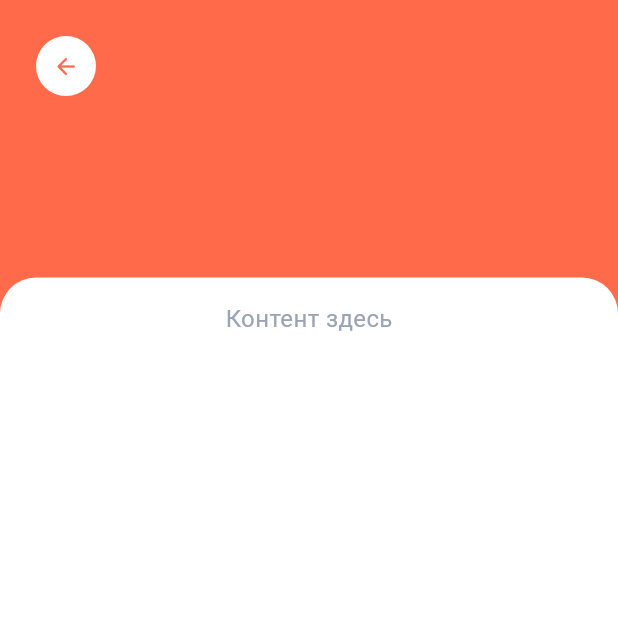
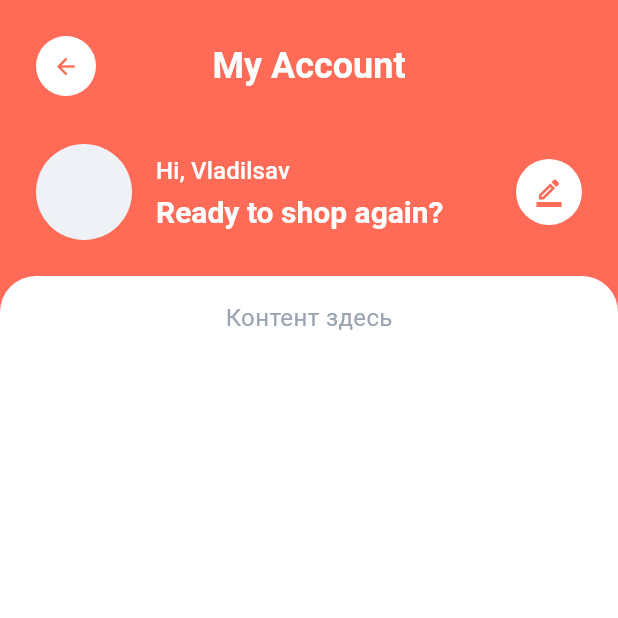
Before and after one commit to VladIsLuv-N/ecommerce-apple-tech, a Flutter app: the ProfilePage screen opened directly, on a phone screen of 412 x 824 dp, the top half of it. Run offline on Flutter 3.47's test engine with Material 3 defaults, Android fonts, the phone set to English and light mode, and no system bars; our stand-ins replace cached_network_image, cloud_firestore, firebase_auth, firebase_core, flutter_bloc, flutter_svg and 3 more; accounts and stored records are empty.

Commit message:
profile:header

```diff
--- a/lib/core/theme/app_theme.dart
+++ b/lib/core/theme/app_theme.dart
@@ -18,6 +18,11 @@ abstract class AppTheme {
           fontSize: 18,
           fontWeight: FontWeight.w600,
           color: AppColors.mainTextColor,
+        ),
+        titleLarge: TextStyle(
+          fontSize: 24,
+          fontWeight: FontWeight.w600,
+          color: AppColors.whiteColor,
         ),
         displayLarge: TextStyle(
           fontSize: 32,
--- a/lib/features/profile/presentation/pages/profile_page.dart
+++ b/lib/features/profile/presentation/pages/profile_page.dart
@@ -1,5 +1,4 @@
-import 'dart:convert';
-
+import 'package:ecommerce_apple_tech_app/features/profile/presentation/widgets/profile_header.dart';
 import 'package:flutter/material.dart';
 
 class ProfilePage extends StatelessWidget {
@@ -10,38 +9,12 @@ class ProfilePage extends StatelessWidget {
     final theme = Theme.of(context);
 
     return Scaffold(
-      backgroundColor: const Color(0xFFFF6B4A),
+      backgroundColor: theme.colorScheme.primary,
       body: SafeArea(
         bottom: false,
         child: Column(
           children: [
-            SizedBox(
-              height: 185,
-              child: Padding(
-                padding: const EdgeInsets.all(24.0),
-                child: Column(
-                  children: [
-                    Row(
-                      children: [
-                        Container(
-                          height: 40,
-                          width: 40,
-                          decoration: BoxDecoration(
-                            color: theme.colorScheme.onPrimary,
-                            borderRadius: BorderRadius.circular(30),
-                          ),
-                          child: Icon(
-                            Icons.arrow_back_rounded,
-                            color: theme.colorScheme.primary,
-                            size: 18,
-                          ),
-                        ),
-                      ],
-                    ),
-                  ],
-                ),
-              ),
-            ),
+            const ProfileHeader(),
 
             Expanded(
               child: Container(
--- /dev/null
+++ b/lib/features/profile/presentation/widgets/profile_header.dart
@@ -0,0 +1,61 @@
+import 'package:ecommerce_apple_tech_app/features/profile/presentation/widgets/profile_header_appbar.dart';
+import 'package:flutter/material.dart';
+
+class ProfileHeader extends StatelessWidget {
+  const ProfileHeader({super.key});
+
+  @override
+  Widget build(BuildContext context) {
+    final theme = Theme.of(context);
+
+    return SizedBox(
+      child: Padding(
+        padding: const EdgeInsets.all(24.0),
+        child: Column(
+          children: [
+            const ProfileHeaderAppbar(),
+            const SizedBox(height: 32),
+            Row(
+              children: [
+                const CircleAvatar(radius: 32),
+                const SizedBox(width: 16),
+                Expanded(
+                  child: Column(
+                    crossAxisAlignment: .start,
+                    children: [
+                      Text('Hi, Vladilsav', style: theme.textTheme.labelLarge),
+                      const SizedBox(height: 4),
+                      Text(
+                        'Ready to shop again?',
+                        style: theme.textTheme.displaySmall!.copyWith(
+                          color: theme.colorScheme.onPrimary,
+                          fontWeight: .w600,
+                        ),
+                      ),
+                    ],
+                  ),
+                ),
+                const SizedBox(width: 16),
+                Container(
+                  height: 44,
+                  width: 44,
+                  decoration: BoxDecoration(
+                    color: theme.colorScheme.onPrimary,
+                    borderRadius: BorderRadius.circular(30),
+                  ),
+                  child: Center(
+                    child: Icon(
+                      Icons.border_color_outlined,
+                      size: 20,
+                      color: theme.colorScheme.primary,
+                    ),
+                  ),
+                ),
+              ],
+            ),
+          ],
+        ),
+      ),
+    );
+  }
+}
--- /dev/null
+++ b/lib/features/profile/presentation/widgets/profile_header_appbar.dart
@@ -0,0 +1,42 @@
+import 'package:flutter/material.dart';
+import 'package:go_router/go_router.dart';
+
+class ProfileHeaderAppbar extends StatelessWidget {
+  const ProfileHeaderAppbar({super.key});
+
+  @override
+  Widget build(BuildContext context) {
+    final theme = Theme.of(context);
+
+    return Row(
+      children: [
+        GestureDetector(
+          onTap: () {
+            context.pop();
+          },
+          child: Container(
+            height: 40,
+            width: 40,
+            decoration: BoxDecoration(
+              color: theme.colorScheme.onPrimary,
+              borderRadius: BorderRadius.circular(30),
+            ),
+            child: Icon(
+              Icons.arrow_back_rounded,
+              color: theme.colorScheme.primary,
+              size: 18,
+            ),
+          ),
+        ),
+        Expanded(
+          child: Text(
+            'My Account',
+            style: theme.textTheme.titleLarge,
+            textAlign: TextAlign.center,
+          ),
+        ),
+        const SizedBox(width: 40),
+      ],
+    );
+  }
+}
```
